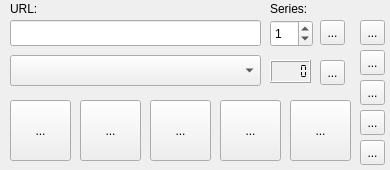
Before: the Qt Designer form parser.ui in Silver-North/ani-ma_checker, drawn with Qt 5.
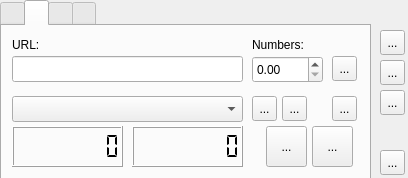
After: the same form once the commit is applied. The open tabs and pages were chosen to show the change. Icons and pictures are not drawn.

What changed in the file:
```diff
--- a/parser.ui
+++ b/parser.ui
@@ -6,114 +6,31 @@
    <rect>
     <x>0</x>
     <y>0</y>
-    <width>390</width>
-    <height>170</height>
+    <width>408</width>
+    <height>178</height>
    </rect>
   </property>
   <property name="minimumSize">
    <size>
-    <width>390</width>
-    <height>170</height>
+    <width>408</width>
+    <height>178</height>
    </size>
   </property>
   <property name="maximumSize">
    <size>
-    <width>390</width>
-    <height>170</height>
+    <width>408</width>
+    <height>178</height>
    </size>
   </property>
   <property name="windowTitle">
    <string>AnimeVost - parser</string>
   </property>
   <widget class="QWidget" name="centralwidget">
-   <widget class="QLineEdit" name="lineEdit">
-    <property name="geometry">
-     <rect>
-      <x>10</x>
-      <y>20</y>
-      <width>251</width>
-      <height>26</height>
-     </rect>
-    </property>
-   </widget>
-   <widget class="QToolButton" name="toolButton">
-    <property name="geometry">
-     <rect>
-      <x>320</x>
-      <y>20</y>
-      <width>25</width>
-      <height>25</height>
-     </rect>
-    </property>
-    <property name="text">
-     <string>...</string>
-    </property>
-    <property name="icon">
-     <iconset>
-      <normaloff>icons/diskette.png</normaloff>icons/diskette.png</iconset>
-    </property>
-   </widget>
-   <widget class="QComboBox" name="comboBox">
-    <property name="geometry">
-     <rect>
-      <x>10</x>
-      <y>55</y>
-      <width>251</width>
-      <height>31</height>
-     </rect>
-    </property>
-   </widget>
-   <widget class="QToolButton" name="toolButton_2">
-    <property name="geometry">
-     <rect>
-      <x>320</x>
-      <y>60</y>
-      <width>25</width>
-      <height>25</height>
-     </rect>
-    </property>
-    <property name="text">
-     <string>...</string>
-    </property>
-    <property name="icon">
-     <iconset>
-      <normaloff>icons/trash.png</normaloff>icons/trash.png</iconset>
-    </property>
-   </widget>
-   <widget class="QLabel" name="label">
-    <property name="geometry">
-     <rect>
-      <x>10</x>
-      <y>0</y>
-      <width>31</width>
-      <height>18</height>
-     </rect>
-    </property>
-    <property name="text">
-     <string>URL:</string>
-    </property>
-   </widget>
-   <widget class="QLabel" name="label_2">
-    <property name="geometry">
-     <rect>
-      <x>270</x>
-      <y>0</y>
-      <width>41</width>
-      <height>18</height>
-     </rect>
-    </property>
-    <property name="text">
-     <string>Series:</string>
-    </property>
-    <property name="buddy">
-     <cstring>spinBox</cstring>
-    </property>
-   </widget>
    <widget class="QToolButton" name="toolButton_3">
     <property name="geometry">
      <rect>
-      <x>360</x>
-      <y>80</y>
+      <x>380</x>
+      <y>30</y>
       <width>25</width>
       <height>25</height>
      </rect>
@@ -129,46 +46,86 @@
       <normaloff>icons/close.png</normaloff>icons/close.png</iconset>
     </property>
    </widget>
-   <widget class="QSpinBox" name="spinBox">
+   <widget class="QToolButton" name="toolButton_11">
+    <property name="geometry">
+     <rect>
+      <x>380</x>
+      <y>60</y>
+      <width>25</width>
+      <height>25</height>
+     </rect>
+    </property>
+    <property name="toolTip">
+     <string>Update</string>
+    </property>
+    <property name="text">
+     <string>...</string>
+    </property>
+   </widget>
+   <widget class="QTabWidget" name="tabWidget">
+    <property name="geometry">
+     <rect>
+      <x>0</x>
+      <y>0</y>
+      <width>371</width>
+      <height>181</height>
+     </rect>
+    </property>
+    <property name="currentIndex">
+     <number>0</number>
+    </property>
+    <widget class="QWidget" name="tab">
+     <attribute name="title">
+      <string/>
+     </attribute>
+     <widget class="QToolButton" name="toolButton_2">
     <property name="geometry">
      <rect>
       <x>270</x>
-      <y>20</y>
-      <width>43</width>
-      <height>27</height>
-     </rect>
-    </property>
-    <property name="value">
-     <number>1</number>
-    </property>
-   </widget>
-   <widget class="QToolButton" name="toolButton_4">
+        <y>50</y>
+        <width>25</width>
+        <height>25</height>
+       </rect>
+      </property>
+      <property name="text">
+       <string>...</string>
+      </property>
+      <property name="icon">
+       <iconset>
+        <normaloff>icons/trash.png</normaloff>icons/trash.png</iconset>
+      </property>
+     </widget>
+     <widget class="QLCDNumber" name="lcdNumber">
+      <property name="geometry">
+       <rect>
+        <x>210</x>
+        <y>50</y>
+        <width>51</width>
+        <height>23</height>
+       </rect>
+      </property>
+      <property name="segmentStyle">
+       <enum>QLCDNumber::Flat</enum>
+      </property>
+      <property name="intValue" stdset="0">
+       <number>0</number>
+      </property>
+     </widget>
+     <widget class="QComboBox" name="comboBox">
     <property name="geometry">
      <rect>
       <x>10</x>
-      <y>100</y>
-      <width>61</width>
-      <height>61</height>
-     </rect>
-    </property>
-    <property name="toolTip">
-     <string>All</string>
-    </property>
-    <property name="text">
-     <string>...</string>
-    </property>
-    <property name="iconSize">
-     <size>
-      <width>48</width>
-      <height>48</height>
-     </size>
-    </property>
+        <y>45</y>
+        <width>191</width>
+        <height>31</height>
+       </rect>
+      </property>
    </widget>
    <widget class="QToolButton" name="toolButton_5">
     <property name="geometry">
      <rect>
       <x>80</x>
-      <y>100</y>
+        <y>80</y>
       <width>61</width>
       <height>61</height>
      </rect>
@@ -186,11 +143,28 @@
      </size>
     </property>
    </widget>
+     <widget class="QToolButton" name="toolButton">
+      <property name="geometry">
+       <rect>
+        <x>300</x>
+        <y>10</y>
+        <width>25</width>
+        <height>25</height>
+       </rect>
+      </property>
+      <property name="text">
+       <string>...</string>
+      </property>
+      <property name="icon">
+       <iconset>
+        <normaloff>icons/diskette.png</normaloff>icons/diskette.png</iconset>
+      </property>
+     </widget>
    <widget class="QToolButton" name="toolButton_6">
     <property name="geometry">
      <rect>
       <x>150</x>
-      <y>100</y>
+        <y>80</y>
       <width>61</width>
       <height>61</height>
      </rect>
@@ -208,11 +182,49 @@
      </size>
     </property>
    </widget>
+     <widget class="QLabel" name="label_2">
+      <property name="geometry">
+       <rect>
+        <x>210</x>
+        <y>10</y>
+        <width>41</width>
+        <height>21</height>
+       </rect>
+      </property>
+      <property name="text">
+       <string>Series:</string>
+      </property>
+      <property name="buddy">
+       <cstring>spinBox</cstring>
+      </property>
+     </widget>
+     <widget class="QToolButton" name="toolButton_4">
+      <property name="geometry">
+       <rect>
+        <x>10</x>
+        <y>80</y>
+        <width>61</width>
+        <height>61</height>
+       </rect>
+      </property>
+      <property name="toolTip">
+       <string>All</string>
+      </property>
+      <property name="text">
+       <string>...</string>
+      </property>
+      <property name="iconSize">
+       <size>
+        <width>48</width>
+        <height>48</height>
+       </size>
+      </property>
+     </widget>
    <widget class="QToolButton" name="toolButton_7">
     <property name="geometry">
      <rect>
       <x>220</x>
-      <y>100</y>
+        <y>80</y>
       <width>61</width>
       <height>61</height>
      </rect>
@@ -230,11 +242,50 @@
      </size>
     </property>
    </widget>
+     <widget class="QLineEdit" name="lineEdit">
+      <property name="geometry">
+       <rect>
+        <x>34</x>
+        <y>10</y>
+        <width>161</width>
+        <height>26</height>
+       </rect>
+      </property>
+     </widget>
+     <widget class="QSpinBox" name="spinBox">
+      <property name="geometry">
+       <rect>
+        <x>250</x>
+        <y>10</y>
+        <width>43</width>
+        <height>27</height>
+       </rect>
+      </property>
+      <property name="maximum">
+       <number>100000</number>
+      </property>
+      <property name="value">
+       <number>0</number>
+      </property>
+     </widget>
+     <widget class="QLabel" name="label">
+      <property name="geometry">
+       <rect>
+        <x>0</x>
+        <y>10</y>
+        <width>31</width>
+        <height>21</height>
+       </rect>
+      </property>
+      <property name="text">
+       <string>URL:</string>
+      </property>
+     </widget>
    <widget class="QToolButton" name="toolButton_8">
     <property name="geometry">
      <rect>
       <x>290</x>
-      <y>100</y>
+        <y>80</y>
       <width>61</width>
       <height>61</height>
      </rect>
@@ -252,27 +303,11 @@
      </size>
     </property>
    </widget>
-   <widget class="QLCDNumber" name="lcdNumber">
-    <property name="geometry">
-     <rect>
-      <x>270</x>
-      <y>60</y>
-      <width>41</width>
-      <height>23</height>
-     </rect>
-    </property>
-    <property name="segmentStyle">
-     <enum>QLCDNumber::Flat</enum>
-    </property>
-    <property name="intValue" stdset="0">
-     <number>0</number>
-    </property>
-   </widget>
    <widget class="QToolButton" name="toolButton_9">
     <property name="geometry">
      <rect>
-      <x>360</x>
-      <y>20</y>
+        <x>300</x>
+        <y>50</y>
       <width>25</width>
       <height>25</height>
      </rect>
@@ -288,42 +323,10 @@
       <normaloff>icons/circle.png</normaloff>icons/circle.png</iconset>
     </property>
    </widget>
-   <widget class="QToolButton" name="toolButton_10">
-    <property name="geometry">
-     <rect>
-      <x>360</x>
-      <y>110</y>
-      <width>25</width>
-      <height>25</height>
-     </rect>
-    </property>
-    <property name="toolTip">
-     <string>Notify</string>
-    </property>
-    <property name="text">
-     <string>...</string>
-    </property>
-   </widget>
-   <widget class="QToolButton" name="toolButton_11">
-    <property name="geometry">
-     <rect>
-      <x>360</x>
-      <y>140</y>
-      <width>25</width>
-      <height>25</height>
-     </rect>
-    </property>
-    <property name="toolTip">
-     <string>Update</string>
-    </property>
-    <property name="text">
-     <string>...</string>
-    </property>
-   </widget>
    <widget class="QToolButton" name="toolButton_12">
     <property name="geometry">
      <rect>
-      <x>360</x>
+        <x>330</x>
       <y>50</y>
       <width>25</width>
       <height>25</height>
@@ -331,6 +334,447 @@
     </property>
     <property name="toolTip">
      <string>Checking..</string>
+      </property>
+      <property name="text">
+       <string>...</string>
+      </property>
+     </widget>
+     <widget class="QToolButton" name="toolButton_10">
+      <property name="geometry">
+       <rect>
+        <x>330</x>
+        <y>10</y>
+        <width>25</width>
+        <height>25</height>
+       </rect>
+      </property>
+      <property name="toolTip">
+       <string>Notify</string>
+      </property>
+      <property name="text">
+       <string>...</string>
+      </property>
+     </widget>
+    </widget>
+    <widget class="QWidget" name="tab_2">
+     <attribute name="title">
+      <string/>
+     </attribute>
+     <widget class="QToolButton" name="toolButton_13">
+      <property name="geometry">
+       <rect>
+        <x>264</x>
+        <y>100</y>
+        <width>41</width>
+        <height>41</height>
+       </rect>
+      </property>
+      <property name="toolTip">
+       <string>Log</string>
+      </property>
+      <property name="statusTip">
+       <string/>
+      </property>
+      <property name="text">
+       <string>...</string>
+      </property>
+      <property name="iconSize">
+       <size>
+        <width>36</width>
+        <height>36</height>
+       </size>
+      </property>
+     </widget>
+     <widget class="QToolButton" name="toolButton_15">
+      <property name="geometry">
+       <rect>
+        <x>330</x>
+        <y>30</y>
+        <width>25</width>
+        <height>25</height>
+       </rect>
+      </property>
+      <property name="toolTip">
+       <string>Saved</string>
+      </property>
+      <property name="statusTip">
+       <string/>
+      </property>
+      <property name="text">
+       <string>...</string>
+      </property>
+     </widget>
+     <widget class="QToolButton" name="toolButton_17">
+      <property name="geometry">
+       <rect>
+        <x>310</x>
+        <y>100</y>
+        <width>41</width>
+        <height>41</height>
+       </rect>
+      </property>
+      <property name="toolTip">
+       <string>Check..</string>
+      </property>
+      <property name="statusTip">
+       <string/>
+      </property>
+      <property name="text">
+       <string>...</string>
+      </property>
+      <property name="iconSize">
+       <size>
+        <width>36</width>
+        <height>36</height>
+       </size>
+      </property>
+     </widget>
+     <widget class="QDoubleSpinBox" name="doubleSpinBox">
+      <property name="geometry">
+       <rect>
+        <x>250</x>
+        <y>30</y>
+        <width>71</width>
+        <height>27</height>
+       </rect>
+      </property>
+      <property name="decimals">
+       <number>2</number>
+      </property>
+      <property name="maximum">
+       <double>9999.989999999999782</double>
+      </property>
+      <property name="value">
+       <double>0.000000000000000</double>
+      </property>
+     </widget>
+     <widget class="QLCDNumber" name="lcdNumber_2">
+      <property name="geometry">
+       <rect>
+        <x>10</x>
+        <y>100</y>
+        <width>111</width>
+        <height>41</height>
+       </rect>
+      </property>
+      <property name="toolTip">
+       <string>Readed</string>
+      </property>
+      <property name="digitCount">
+       <number>8</number>
+      </property>
+      <property name="segmentStyle">
+       <enum>QLCDNumber::Flat</enum>
+      </property>
+     </widget>
+     <widget class="QLabel" name="label_3">
+      <property name="geometry">
+       <rect>
+        <x>250</x>
+        <y>10</y>
+        <width>61</width>
+        <height>18</height>
+       </rect>
+      </property>
+      <property name="text">
+       <string>Numbers:</string>
+      </property>
+     </widget>
+     <widget class="QToolButton" name="toolButton_19">
+      <property name="geometry">
+       <rect>
+        <x>250</x>
+        <y>70</y>
+        <width>25</width>
+        <height>25</height>
+       </rect>
+      </property>
+      <property name="toolTip">
+       <string>Deleted</string>
+      </property>
+      <property name="statusTip">
+       <string/>
+      </property>
+      <property name="text">
+       <string>...</string>
+      </property>
+     </widget>
+     <widget class="QComboBox" name="comboBox_2">
+      <property name="geometry">
+       <rect>
+        <x>10</x>
+        <y>70</y>
+        <width>231</width>
+        <height>26</height>
+       </rect>
+      </property>
+     </widget>
+     <widget class="QToolButton" name="toolButton_20">
+      <property name="geometry">
+       <rect>
+        <x>330</x>
+        <y>70</y>
+        <width>25</width>
+        <height>25</height>
+       </rect>
+      </property>
+      <property name="toolTip">
+       <string>Update</string>
+      </property>
+      <property name="statusTip">
+       <string/>
+      </property>
+      <property name="text">
+       <string>...</string>
+      </property>
+     </widget>
+     <widget class="QLabel" name="label_4">
+      <property name="geometry">
+       <rect>
+        <x>10</x>
+        <y>10</y>
+        <width>31</width>
+        <height>18</height>
+       </rect>
+      </property>
+      <property name="text">
+       <string>URL:</string>
+      </property>
+     </widget>
+     <widget class="QLCDNumber" name="lcdNumber_3">
+      <property name="geometry">
+       <rect>
+        <x>130</x>
+        <y>100</y>
+        <width>111</width>
+        <height>41</height>
+       </rect>
+      </property>
+      <property name="toolTip">
+       <string>Current</string>
+      </property>
+      <property name="digitCount">
+       <number>8</number>
+      </property>
+      <property name="segmentStyle">
+       <enum>QLCDNumber::Flat</enum>
+      </property>
+     </widget>
+     <widget class="QToolButton" name="toolButton_21">
+      <property name="geometry">
+       <rect>
+        <x>280</x>
+        <y>70</y>
+        <width>25</width>
+        <height>25</height>
+       </rect>
+      </property>
+      <property name="toolTip">
+       <string>Edit Readed</string>
+      </property>
+      <property name="statusTip">
+       <string/>
+      </property>
+      <property name="text">
+       <string>...</string>
+      </property>
+     </widget>
+     <widget class="QLineEdit" name="lineEdit_2">
+      <property name="geometry">
+       <rect>
+        <x>10</x>
+        <y>30</y>
+        <width>231</width>
+        <height>26</height>
+       </rect>
+      </property>
+     </widget>
+    </widget>
+    <widget class="QWidget" name="tab_3">
+     <attribute name="title">
+      <string/>
+     </attribute>
+     <widget class="QComboBox" name="comboBox_3">
+      <property name="geometry">
+       <rect>
+        <x>10</x>
+        <y>0</y>
+        <width>321</width>
+        <height>26</height>
+       </rect>
+      </property>
+     </widget>
+     <widget class="QLabel" name="label_5">
+      <property name="geometry">
+       <rect>
+        <x>18</x>
+        <y>31</y>
+        <width>90</width>
+        <height>110</height>
+       </rect>
+      </property>
+      <property name="frameShape">
+       <enum>QFrame::Box</enum>
+      </property>
+      <property name="text">
+       <string>IMG</string>
+      </property>
+      <property name="alignment">
+       <set>Qt::AlignCenter</set>
+      </property>
+     </widget>
+     <widget class="QTextEdit" name="textEdit">
+      <property name="geometry">
+       <rect>
+        <x>123</x>
+        <y>30</y>
+        <width>241</width>
+        <height>111</height>
+       </rect>
+      </property>
+      <property name="font">
+       <font>
+        <pointsize>7</pointsize>
+       </font>
+      </property>
+      <property name="verticalScrollBarPolicy">
+       <enum>Qt::ScrollBarAlwaysOn</enum>
+      </property>
+      <property name="markdown">
+       <string notr="true"/>
+      </property>
+      <property name="html">
+       <string>&lt;!DOCTYPE HTML PUBLIC &quot;-//W3C//DTD HTML 4.0//EN&quot; &quot;http://www.w3.org/TR/REC-html40/strict.dtd&quot;&gt;
+&lt;html&gt;&lt;head&gt;&lt;meta name=&quot;qrichtext&quot; content=&quot;1&quot; /&gt;&lt;style type=&quot;text/css&quot;&gt;
+p, li { white-space: pre-wrap; }
+&lt;/style&gt;&lt;/head&gt;&lt;body style=&quot; font-family:'Sans Serif'; font-size:7pt; font-weight:400; font-style:normal;&quot;&gt;
+&lt;p style=&quot;-qt-paragraph-type:empty; margin-top:0px; margin-bottom:0px; margin-left:0px; margin-right:0px; -qt-block-indent:0; text-indent:0px; font-size:9pt;&quot;&gt;&lt;br /&gt;&lt;/p&gt;&lt;/body&gt;&lt;/html&gt;</string>
+      </property>
+     </widget>
+     <widget class="QToolButton" name="toolButton_22">
+      <property name="geometry">
+       <rect>
+        <x>340</x>
+        <y>0</y>
+        <width>25</width>
+        <height>25</height>
+       </rect>
+      </property>
+      <property name="toolTip">
+       <string>Hide window</string>
+      </property>
+      <property name="text">
+       <string>...</string>
+      </property>
+     </widget>
+    </widget>
+    <widget class="QWidget" name="tab_4">
+     <attribute name="title">
+      <string/>
+     </attribute>
+     <widget class="QTextEdit" name="textEdit_2">
+      <property name="geometry">
+       <rect>
+        <x>123</x>
+        <y>30</y>
+        <width>241</width>
+        <height>111</height>
+       </rect>
+      </property>
+      <property name="verticalScrollBarPolicy">
+       <enum>Qt::ScrollBarAlwaysOn</enum>
+      </property>
+      <property name="markdown">
+       <string/>
+      </property>
+      <property name="html">
+       <string>&lt;!DOCTYPE HTML PUBLIC &quot;-//W3C//DTD HTML 4.0//EN&quot; &quot;http://www.w3.org/TR/REC-html40/strict.dtd&quot;&gt;
+&lt;html&gt;&lt;head&gt;&lt;meta name=&quot;qrichtext&quot; content=&quot;1&quot; /&gt;&lt;style type=&quot;text/css&quot;&gt;
+p, li { white-space: pre-wrap; }
+&lt;/style&gt;&lt;/head&gt;&lt;body style=&quot; font-family:'Sans Serif'; font-size:9pt; font-weight:400; font-style:normal;&quot;&gt;
+&lt;p style=&quot;-qt-paragraph-type:empty; margin-top:0px; margin-bottom:0px; margin-left:0px; margin-right:0px; -qt-block-indent:0; text-indent:0px;&quot;&gt;&lt;br /&gt;&lt;/p&gt;&lt;/body&gt;&lt;/html&gt;</string>
+      </property>
+     </widget>
+     <widget class="QLabel" name="label_6">
+      <property name="geometry">
+       <rect>
+        <x>18</x>
+        <y>31</y>
+        <width>90</width>
+        <height>110</height>
+       </rect>
+      </property>
+      <property name="layoutDirection">
+       <enum>Qt::LeftToRight</enum>
+      </property>
+      <property name="frameShape">
+       <enum>QFrame::StyledPanel</enum>
+      </property>
+      <property name="text">
+       <string>IMG</string>
+      </property>
+      <property name="textFormat">
+       <enum>Qt::AutoText</enum>
+      </property>
+      <property name="alignment">
+       <set>Qt::AlignCenter</set>
+      </property>
+     </widget>
+     <widget class="QComboBox" name="comboBox_4">
+      <property name="geometry">
+       <rect>
+        <x>10</x>
+        <y>0</y>
+        <width>321</width>
+        <height>26</height>
+       </rect>
+      </property>
+     </widget>
+     <widget class="QToolButton" name="toolButton_23">
+      <property name="geometry">
+       <rect>
+        <x>340</x>
+        <y>0</y>
+        <width>25</width>
+        <height>25</height>
+       </rect>
+      </property>
+      <property name="toolTip">
+       <string>Hide window</string>
+      </property>
+      <property name="text">
+       <string>...</string>
+      </property>
+     </widget>
+    </widget>
+   </widget>
+   <widget class="QToolButton" name="toolButton_18">
+    <property name="geometry">
+     <rect>
+      <x>380</x>
+      <y>90</y>
+      <width>25</width>
+      <height>25</height>
+     </rect>
+    </property>
+    <property name="toolTip">
+     <string>Hide window</string>
+    </property>
+    <property name="text">
+     <string>...</string>
+    </property>
+   </widget>
+   <widget class="QToolButton" name="toolButton_24">
+    <property name="geometry">
+     <rect>
+      <x>380</x>
+      <y>150</y>
+      <width>25</width>
+      <height>25</height>
+     </rect>
+    </property>
+    <property name="toolTip">
+     <string>Hide window</string>
     </property>
     <property name="text">
      <string>...</string>
```
Left out of the diff: 2 changed lines with no effect on the pictures. Lines whose indentation alone changed are shown as unchanged.
